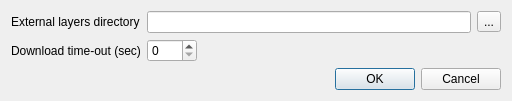
Old version of the form settingsdialog.ui in the repository minorua/TileLayerPlugin.
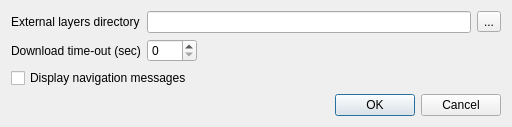
New version of the form.

Commit message: navigation messages option

Diff of the .ui file:
```diff
--- a/settingsdialog.ui
+++ b/settingsdialog.ui
@@ -7,7 +7,7 @@
     <x>0</x>
     <y>0</y>
     <width>512</width>
-    <height>99</height>
+    <height>121</height>
    </rect>
   </property>
   <property name="windowTitle">
@@ -70,6 +70,13 @@
        </item>
       </layout>
      </item>
+     <item>
+      <widget class="QCheckBox" name="checkBox_NavigationMessages">
+       <property name="text">
+        <string>Display navigation messages</string>
+       </property>
+      </widget>
+     </item>
      <item>
       <widget class="QDialogButtonBox" name="buttonBox">
        <property name="orientation">
```
The commit also changes 8 other files.
